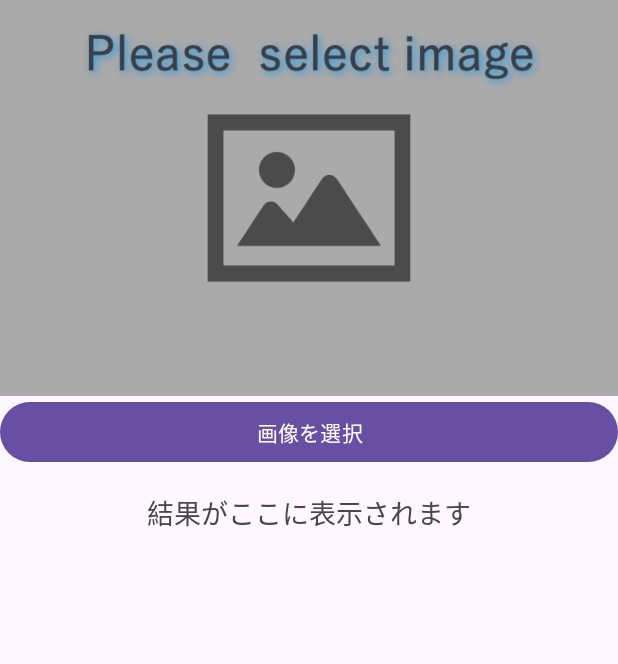
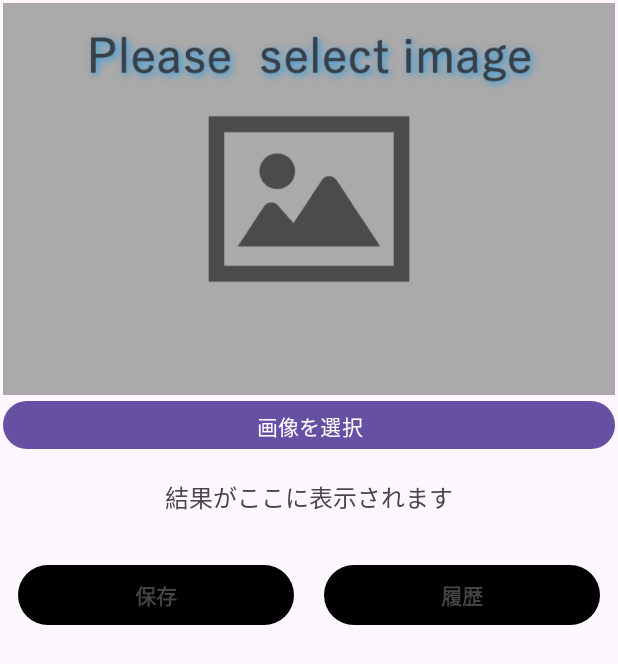
Before and after one commit to tfs-apps-one/SmileChecker, an Android app: the screen it shows after launch (MainActivity), on a phone screen of 412 x 824 dp. Shown: the top 664 px of the screen. Run offline under Robolectric (Android 15) with nearby library versions, the light colour scheme and no system bars; libraries missing offline, so code that uses them is left out: com.google.mlkit.vision.

```diff
--- a/app/src/main/res/layout/activity_main.xml
+++ b/app/src/main/res/layout/activity_main.xml
@@ -6,6 +6,17 @@
     android:layout_width="match_parent"
     android:layout_height="match_parent"
     tools:context=".MainActivity">
+
+    <ScrollView
+        android:layout_width="match_parent"
+        android:layout_height="match_parent"
+        android:fillViewport="true">
+
+    <LinearLayout
+        android:layout_width="match_parent"
+        android:layout_height="wrap_content"
+        android:orientation="vertical"
+        android:padding="2dp">
 
         <ImageView
             android:id="@+id/imageView"
@@ -20,10 +31,10 @@
         <Button
             android:id="@+id/btnChooseImage"
             android:layout_width="match_parent"
-        android:layout_height="wrap_content"
+            android:layout_height="40dp"
             android:text="画像を選択"
             app:layout_constraintTop_toBottomOf="@+id/imageView"
-        tools:layout_editor_absoluteX="-32dp" />
+            tools:layout_editor_absoluteX="16dp" />
 
         <TextView
             android:id="@+id/txtResult"
@@ -32,8 +43,50 @@
             android:padding="16dp"
             android:text="結果がここに表示されます"
             android:textAlignment="center"
-        android:textSize="18sp"
+            android:textSize="16dp"
             app:layout_constraintTop_toBottomOf="@+id/btnChooseImage"
             tools:layout_editor_absoluteX="16dp" />
 
+        <!-- ボタン 2段目 -->
+        <LinearLayout
+            android:layout_width="match_parent"
+            android:layout_height="wrap_content"
+            android:orientation="horizontal"
+            android:gravity="center"
+            android:layout_marginTop="8dp">
+
+        <Button
+            android:id="@+id/saveButton"
+            android:layout_width="0dp"
+            android:layout_height="wrap_content"
+            android:layout_weight="1"
+            android:layout_marginStart="10dp"
+            android:layout_marginTop="5dp"
+            android:layout_marginBottom="5dp"
+            android:layout_marginEnd="10dp"
+            app:backgroundTint="@null"
+            android:text="保存"
+            android:textColor="#444444"
+            android:textStyle="bold"
+            />
+
+        <Button
+            android:id="@+id/historyButton"
+            android:layout_width="0dp"
+            android:layout_height="wrap_content"
+            android:layout_weight="1"
+            android:layout_marginStart="10dp"
+            android:layout_marginTop="5dp"
+            android:layout_marginBottom="5dp"
+            android:layout_marginEnd="10dp"
+            app:backgroundTint="@null"
+            android:text="履歴"
+            android:textColor="#444444"
+            android:textStyle="bold"/>
+
+        </LinearLayout>
+
+    </LinearLayout>
+    </ScrollView>
+
 </androidx.constraintlayout.widget.ConstraintLayout>
```
Also changed, not shown: app/src/main/res/drawable/save.png (added), 1 other file. Lines whose indentation alone changed are shown as unchanged.
